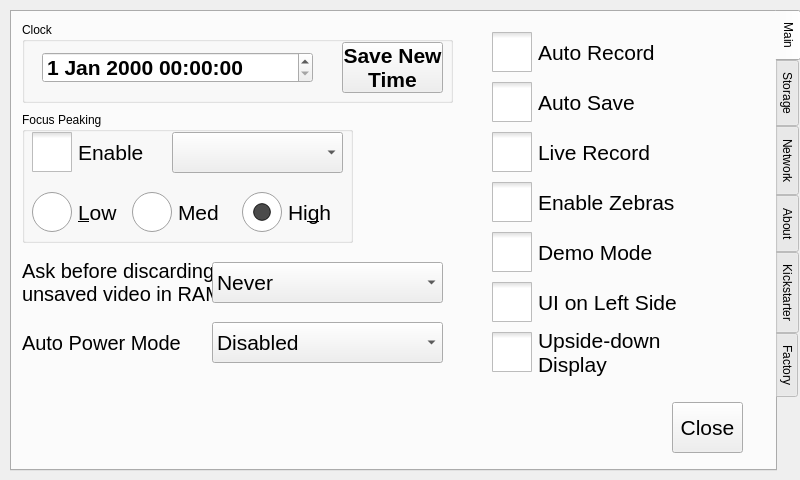
krontech/chronos-cam-app, file src/utilwindow.ui: the form before one commit.
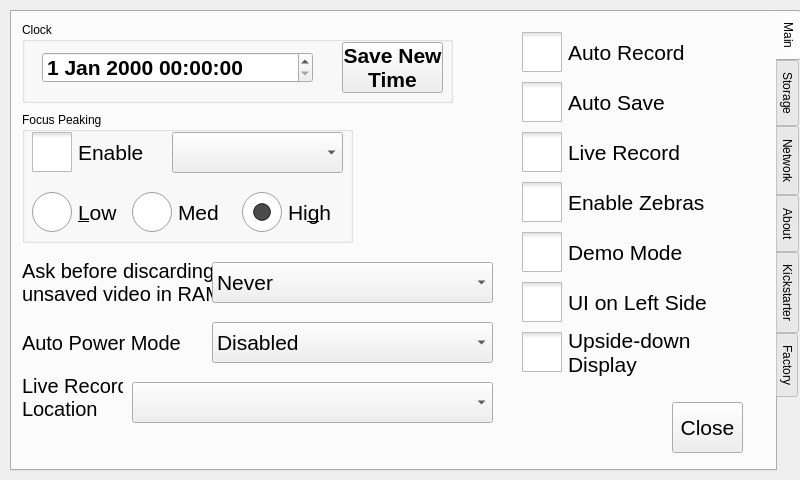
The form after the commit. Custom widgets are drawn as their Qt base class.

Commit message:
Added dropdown box for live rec drive selection.
Dropdown menu now checks which drives are connected.
Selecting a drive from the dropdown list will make it the
save destination for live recording mode when the checkbox
is enabled.

TODO: Remove live record checkbox, add disabled to dropdown
instead.

Patch:
```diff
--- a/src/utilwindow.ui
+++ b/src/utilwindow.ui
@@ -249,7 +249,7 @@
     <widget class="QCheckBox" name="chkZebraEnable">
      <property name="geometry">
       <rect>
-       <x>480</x>
+       <x>510</x>
        <y>170</y>
        <width>191</width>
        <height>41</height>
@@ -276,7 +276,7 @@
     <widget class="QCheckBox" name="chkAutoSave">
      <property name="geometry">
       <rect>
-       <x>480</x>
+       <x>510</x>
        <y>70</y>
        <width>161</width>
        <height>41</height>
@@ -303,7 +303,7 @@
     <widget class="QCheckBox" name="chkAutoRecord">
      <property name="geometry">
       <rect>
-       <x>480</x>
+       <x>510</x>
        <y>20</y>
        <width>181</width>
        <height>41</height>
@@ -352,7 +352,7 @@
     <widget class="QCheckBox" name="chkUiOnLeft">
      <property name="geometry">
       <rect>
-       <x>480</x>
+       <x>510</x>
        <y>270</y>
        <width>191</width>
        <height>41</height>
@@ -379,7 +379,7 @@
     <widget class="QCheckBox" name="chkUpsideDownDisplay">
      <property name="geometry">
       <rect>
-       <x>480</x>
+       <x>510</x>
        <y>310</y>
        <width>171</width>
        <height>61</height>
@@ -409,7 +409,7 @@
       <rect>
        <x>200</x>
        <y>250</y>
-       <width>231</width>
+       <width>281</width>
        <height>41</height>
       </rect>
      </property>
@@ -437,7 +437,7 @@
     <widget class="QCheckBox" name="chkDemoMode">
      <property name="geometry">
       <rect>
-       <x>480</x>
+       <x>510</x>
        <y>220</y>
        <width>171</width>
        <height>41</height>
@@ -463,7 +463,7 @@
       <rect>
        <x>200</x>
        <y>310</y>
-       <width>231</width>
+       <width>281</width>
        <height>41</height>
       </rect>
      </property>
@@ -517,7 +517,7 @@
     <widget class="QCheckBox" name="chkLiveRecord">
      <property name="geometry">
       <rect>
-       <x>480</x>
+       <x>510</x>
        <y>120</y>
        <width>191</width>
        <height>41</height>
@@ -542,6 +542,41 @@
       <bool>false</bool>
      </property>
     </widget>
+    <widget class="QLabel" name="label_3">
+     <property name="geometry">
+      <rect>
+       <x>10</x>
+       <y>360</y>
+       <width>101</width>
+       <height>51</height>
+      </rect>
+     </property>
+     <property name="font">
+      <font>
+       <pointsize>15</pointsize>
+      </font>
+     </property>
+     <property name="text">
+      <string>Live Record
+Location</string>
+     </property>
+    </widget>
+    <widget class="QComboBox" name="liveRecordComboBox">
+     <property name="geometry">
+      <rect>
+       <x>120</x>
+       <y>370</y>
+       <width>361</width>
+       <height>41</height>
+      </rect>
+     </property>
+     <property name="font">
+      <font>
+       <pointsize>16</pointsize>
+       <italic>false</italic>
+      </font>
+     </property>
+    </widget>
    </widget>
    <widget class="QWidget" name="tabStorage">
     <attribute name="title">
```
The commit also changes 4 other files.
